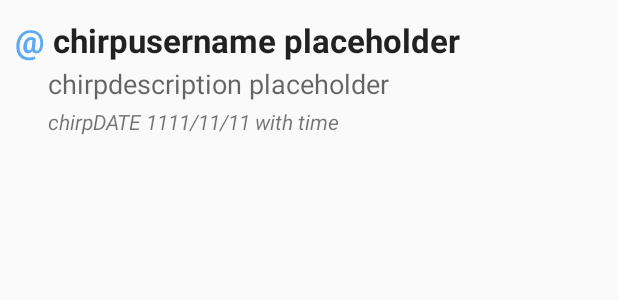
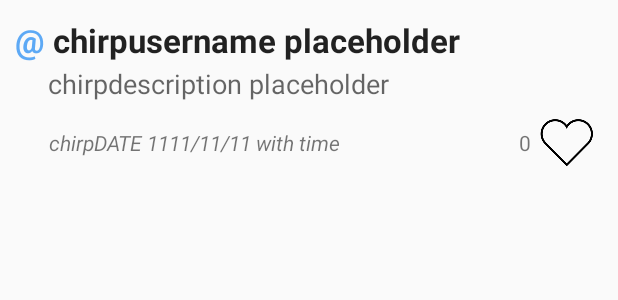
Before and after one commit to chihoony/chirpchirp, an Android app: the layout content_otherchirprelative.xml on its own in the app's theme, with its tools: preview values and no code run, on a phone screen of 412 x 824 dp. Shown: the top 300 px of the screen. Run offline under Robolectric (Android 15) with nearby library versions, the phone set to English and light mode, and no system bars.

Commit message:
rechirp layout fixed

```diff
--- a/app/src/main/java/jayed/triad/chirpchirp/ProfileActivity.java
+++ b/app/src/main/java/jayed/triad/chirpchirp/ProfileActivity.java
@@ -283,6 +283,7 @@ public class ProfileActivity extends AppCompatActivity
         public View getView(int position, View convertView, ViewGroup parent) {
             // Make sure we have a view to work with (may have been given null)
             View itemView = convertView;
+
             if (itemView == null) {
                 itemView = getLayoutInflater().inflate(R.layout.content_chirprelative, parent, false);
             }
@@ -322,6 +323,10 @@ public class ProfileActivity extends AppCompatActivity
             if (!currentChirp.getLikeChirpers().isEmpty())
             chirpLikeCount.setText(String.valueOf(currentChirp.getLikeChirpers().size()));
 
+            TextView chirprechirp = (TextView) itemView.findViewById(R.id.rechirp);
+            if (currentChirp.getReChirpId() != 0) {
+                chirprechirp.setVisibility(View.VISIBLE);
+            }
             return itemView;
         }
     }
--- a/app/src/main/java/jayed/triad/chirpchirp/SearchActivity.java
+++ b/app/src/main/java/jayed/triad/chirpchirp/SearchActivity.java
@@ -1,6 +1,5 @@
 package jayed.triad.chirpchirp;
 
-import android.app.Activity;
 import android.content.Context;
 import android.content.Intent;
 import android.os.AsyncTask;
@@ -10,7 +9,6 @@ import android.support.v4.widget.DrawerLayout;
 import android.support.v7.app.ActionBarDrawerToggle;
 import android.support.v7.app.AppCompatActivity;
 import android.support.v7.widget.Toolbar;
-import android.util.DisplayMetrics;
 import android.util.Log;
 import android.view.KeyEvent;
 import android.view.MenuItem;
@@ -24,9 +22,7 @@ import android.widget.ListView;
 import android.widget.TextView;
 
 import com.amazonaws.mobileconnectors.lambdainvoker.LambdaFunctionException;
-import com.google.gson.GsonBuilder;
 import com.google.gson.JsonArray;
-import com.google.gson.JsonElement;
 import com.google.gson.JsonObject;
 import com.google.gson.JsonPrimitive;
 
@@ -36,7 +32,6 @@ import java.util.List;
 import java.util.regex.Matcher;
 import java.util.regex.Pattern;
 
-import jayed.triad.chirpchirp.classes.Account;
 import jayed.triad.chirpchirp.classes.Chirp;
 import jayed.triad.chirpchirp.classes.Chirps;
 
--- a/app/src/main/res/layout/content_otherchirprelative.xml
+++ b/app/src/main/res/layout/content_otherchirprelative.xml
@@ -41,6 +41,15 @@
     <TextView
         android:layout_width="wrap_content"
         android:layout_height="wrap_content"
+        android:id="@+id/rechirp"
+        android:textStyle="italic"
+        android:layout_toRightOf="@+id/chirpusername"
+        android:text="rechirp"
+        android:visibility="gone"/>
+
+    <TextView
+        android:layout_width="wrap_content"
+        android:layout_height="wrap_content"
         android:id="@+id/chirpDescription"
         android:text="chirpdescription placeholder"
         android:layout_marginBottom="3dp"
@@ -48,13 +57,40 @@
         android:layout_alignStart="@+id/chirpusername"
         android:textAppearance="?android:attr/textAppearanceMedium"/>
 
-    <TextView
+    <RelativeLayout
         android:layout_width="wrap_content"
         android:layout_height="wrap_content"
-        android:id="@+id/chirptimeposted"
-        android:text="chirpDATE 1111/11/11 with time"
-        android:textStyle="italic"
-        android:layout_below="@+id/chirpDescription"
-        android:layout_alignStart="@+id/chirpDescription"
-        android:textAppearance="?android:attr/textAppearanceSmall"/>
+        android:layout_alignStart="@id/chirpDescription"
+        android:layout_below="@id/chirpDescription">
+
+        <TextView
+            android:layout_width="wrap_content"
+            android:layout_height="wrap_content"
+            android:id="@+id/chirptimeposted"
+            android:text="chirpDATE 1111/11/11 with time"
+            android:textStyle="italic"
+            android:textAppearance="?android:attr/textAppearanceSmall"
+            android:gravity="center_vertical|end"
+            android:layout_centerVertical="true"
+            android:layout_alignParentStart="true" />
+
+        <ImageButton
+            android:layout_width="wrap_content"
+            android:layout_height="wrap_content"
+            android:gravity="center_vertical|end"
+            android:id="@+id/likebutton"
+            android:src="@mipmap/unlikedheart"
+            android:background="#00ffffff"
+            android:layout_alignParentTop="true"
+            android:layout_alignParentEnd="true" />
+
+        <TextView
+            android:layout_width="wrap_content"
+            android:layout_height="wrap_content"
+            android:textAppearance="?android:attr/textAppearanceSmall"
+            android:text="0"
+            android:id="@+id/likecount"
+            android:layout_centerVertical="true"
+            android:layout_toStartOf="@+id/likebutton" />
+    </RelativeLayout>
 </RelativeLayout>
```
Also changed, not shown: app/src/main/java/jayed/triad/chirpchirp/MainActivity.java (+13 -0 lines), app/src/main/java/jayed/triad/chirpchirp/OtherProfileActivity.java (+13 -1 lines), app/src/main/res/layout/content_chirprelative.xml (+9 -0 lines).
